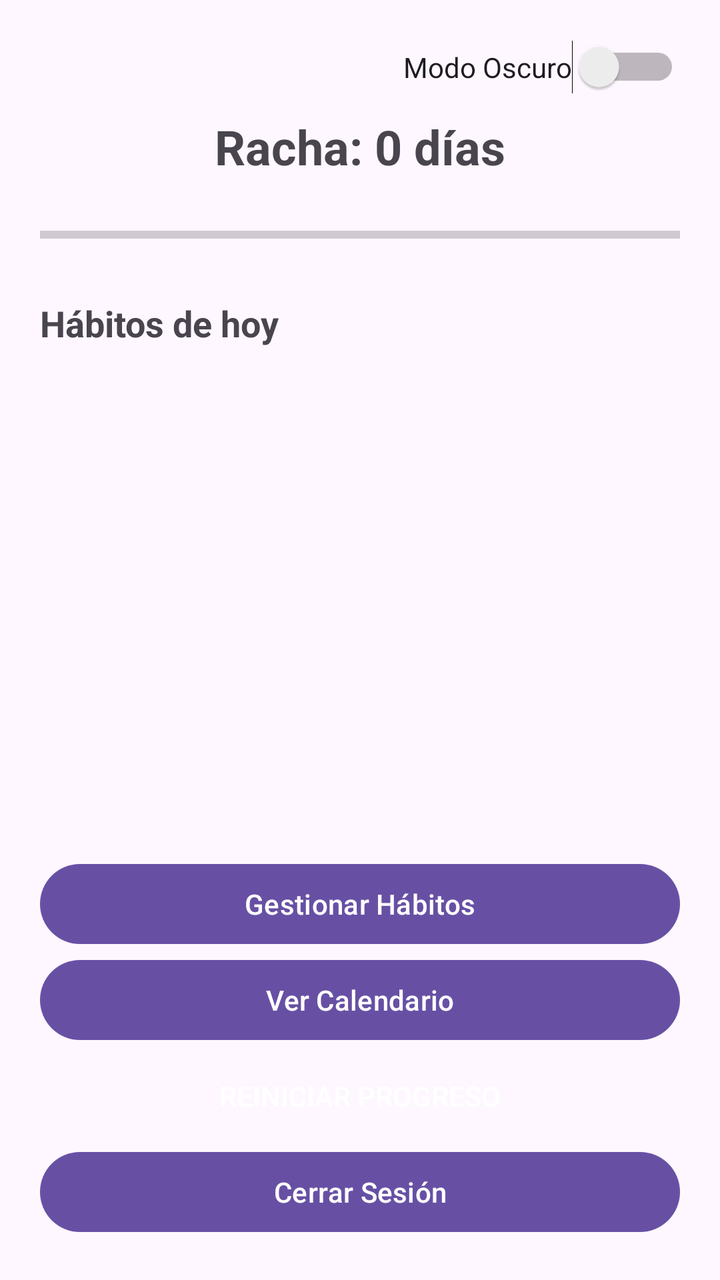
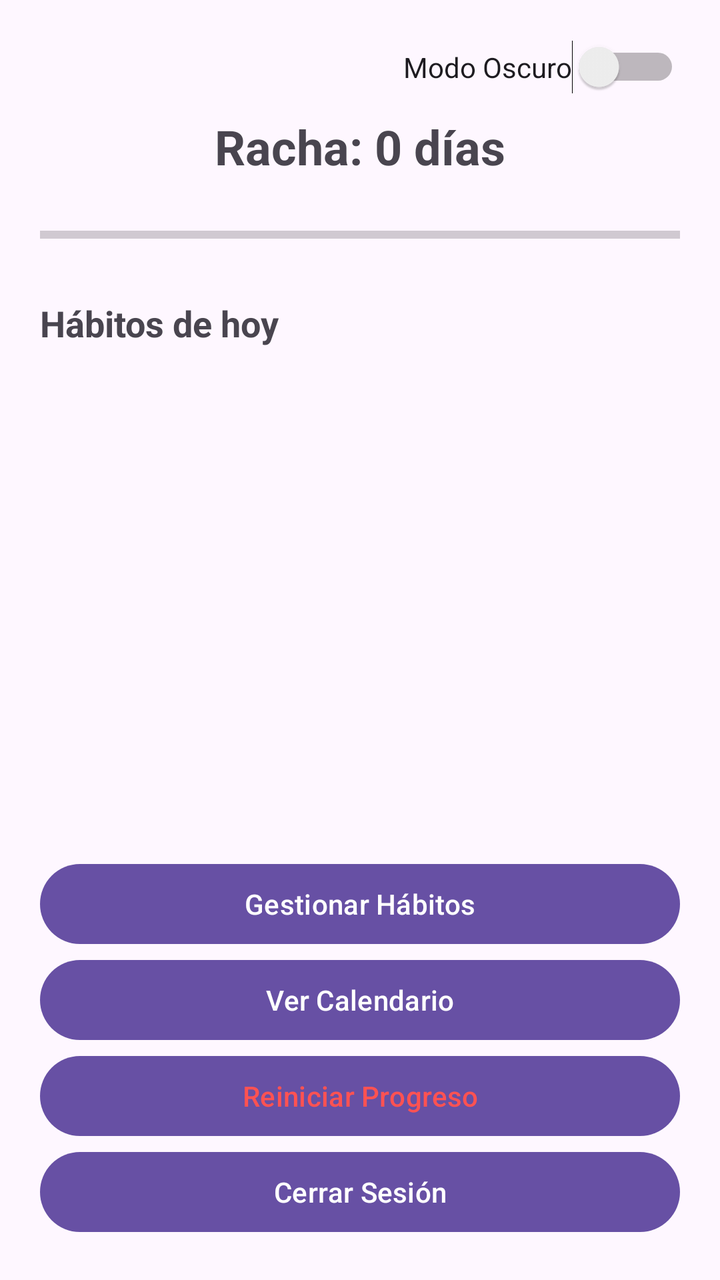

Two renders of the same Android screen: before a commit and after it. Below are the layout's source before the change and the commit's diff.
<!-- AndroidManifest.xml: application theme Theme.HabiTrack -->
<!-- res/layout/activity_main.xml -->
<?xml version="1.0" encoding="utf-8"?>
<LinearLayout xmlns:android="http://schemas.android.com/apk/res/android"
    android:id="@+id/main"
    android:layout_width="match_parent"
    android:layout_height="match_parent"
    android:orientation="vertical"
    android:padding="20dp">

    <LinearLayout
        android:layout_width="match_parent"
        android:layout_height="wrap_content"
        android:gravity="end"
        android:orientation="horizontal">

        <Switch
            android:id="@+id/switchModoOscuro"
            android:layout_width="wrap_content"
            android:layout_height="wrap_content"
            android:text="Modo Oscuro" />
    </LinearLayout>

    <TextView
        android:id="@+id/tvRacha"
        android:layout_width="match_parent"
        android:layout_height="wrap_content"
        android:layout_marginTop="10dp"
        android:gravity="center"
        android:text="Racha: 0 días"
        android:textSize="24sp"
        android:textStyle="bold" />

    <ProgressBar
        android:id="@+id/progressBarHabitos"
        style="?android:attr/progressBarStyleHorizontal"
        android:layout_width="match_parent"
        android:layout_height="24dp"
        android:layout_marginTop="16dp"
        android:layout_marginBottom="20dp"
        android:max="100"
        android:progress="0" />

    <TextView
        android:layout_width="match_parent"
        android:layout_height="wrap_content"
        android:layout_marginBottom="8dp"
        android:text="Hábitos de hoy"
        android:textSize="18sp"
        android:textStyle="bold" />

    <ScrollView
        android:layout_width="match_parent"
        android:layout_height="0dp"
        android:layout_weight="1">

        <LinearLayout
            android:id="@+id/layoutContenedorHabitos"
            android:layout_width="match_parent"
            android:layout_height="wrap_content"
            android:orientation="vertical" />
    </ScrollView>

    <LinearLayout
        android:layout_width="match_parent"
        android:layout_height="wrap_content"
        android:layout_marginTop="12dp"
        android:orientation="vertical">

        <Button
            android:id="@+id/btnAgregarHabito"
            android:layout_width="match_parent"
            android:layout_height="wrap_content"
            android:text="Gestionar Hábitos" />

        <Button
            android:id="@+id/btnVerCalendario"
            android:layout_width="match_parent"
            android:layout_height="wrap_content"
            android:text="Ver Calendario" />

        <Button
            android:id="@+id/btnReiniciar"
            style="?android:attr/borderlessButtonStyle"
            android:layout_width="match_parent"
            android:layout_height="wrap_content"
            android:text="Reiniciar Progreso" />

        <Button
            android:id="@+id/btnCerrarSesion"
            android:layout_width="match_parent"
            android:layout_height="wrap_content"
            android:text="Cerrar Sesión" />

    </LinearLayout>

</LinearLayout>
<!-- resources referenced by this layout -->
<resources>
  <style name="Theme.HabiTrack" parent="Base.Theme.HabiTrack" />
  <style name="Base.Theme.HabiTrack" parent="Theme.Material3.DayNight.NoActionBar">
          
          
      </style>
</resources>

<!-- the commit's change to res/layout/activity_main.xml (unified diff, before → after) -->
@@ -79,10 +79,10 @@
 
         <Button
             android:id="@+id/btnReiniciar"
-            style="?android:attr/borderlessButtonStyle"
             android:layout_width="match_parent"
             android:layout_height="wrap_content"
-            android:text="Reiniciar Progreso" />
+            android:text="Reiniciar Progreso"
+            android:textColor="#FF5252" />
 
         <Button
             android:id="@+id/btnCerrarSesion"
